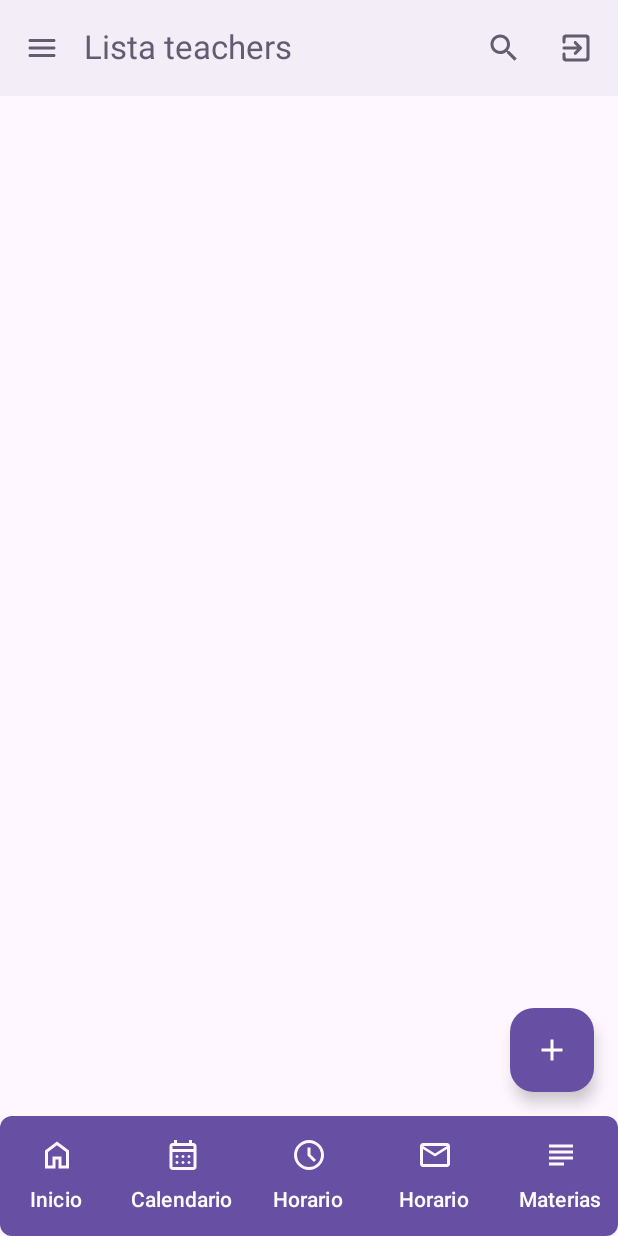
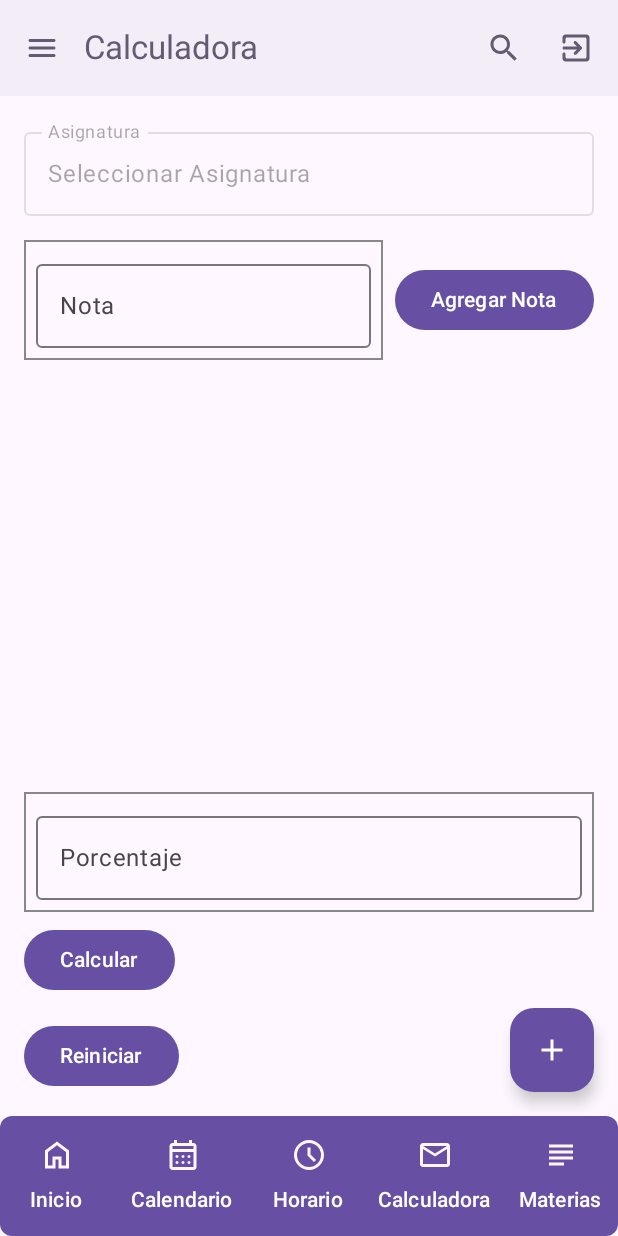
Before and after one commit to Jair-Delgado/Kuya-Yana-Mobile, an Android app built with Jetpack Compose: the KuyaYanaApp screen opened through its navigation route, item 4 of the bottom bar chosen, on a phone screen of 412 x 824 dp. Run offline under Robolectric (Android 15) with nearby library versions, the phone set to English and light mode, and no system bars; our stand-ins replace Firebase (no records; nobody signed in at launch, a user with empty details on screens opened directly), livedata-compose.

Commit message:
Calculadora

```diff
--- a/app/src/main/java/com/kuyayana/kuyayana/KuyaYanaMain.kt
+++ b/app/src/main/java/com/kuyayana/kuyayana/KuyaYanaMain.kt
@@ -60,6 +60,7 @@ import com.kuyayana.kuyayana.data.models.Category
 import com.kuyayana.kuyayana.data.models.Subject
 import com.kuyayana.kuyayana.data.repository.TeacherRepository
 import com.kuyayana.kuyayana.data.routes.KuyaYanaScreen
+import com.kuyayana.kuyayana.ui.view.CalculatorScreen
 import com.kuyayana.kuyayana.ui.view.CalendarScreen
 import com.kuyayana.kuyayana.ui.view.appBars.KuyaYanaNavigationBar
 import com.kuyayana.kuyayana.ui.view.appBars.KuyaYanaTopAppBar
@@ -162,6 +163,9 @@ fun KuyaYanaApp(
                            teacherViewModel = TeacherViewModel()
                        )
                     }
+                    composable(route = KuyaYanaScreen.Calculator.name){
+                        CalculatorScreen()
+                    }
                 }
                 Box(
                     modifier = Modifier
--- a/app/src/main/java/com/kuyayana/kuyayana/data/routes/Routes.kt
+++ b/app/src/main/java/com/kuyayana/kuyayana/data/routes/Routes.kt
@@ -13,5 +13,6 @@ enum class KuyaYanaScreen(val title: Int){
     Login(title = ( R.string.inicio)),
     Register(title = ( R.string.inicio)),
     Main(title = ( R.string.inicio)),
-    TeacherList(title = (R.string.lista_teachers))
+    TeacherList(title = (R.string.lista_teachers)),
+    Calculator(title = (R.string.Calculator))
 }
--- /dev/null
+++ b/app/src/main/java/com/kuyayana/kuyayana/ui/view/Calculator.kt
@@ -0,0 +1,247 @@
+package com.kuyayana.kuyayana.ui.view
+
+
+import androidx.compose.foundation.background
+import androidx.compose.foundation.border
+import androidx.compose.foundation.clickable
+import androidx.compose.foundation.gestures.Orientation
+import androidx.compose.foundation.gestures.scrollable
+import androidx.compose.foundation.layout.Arrangement
+import androidx.compose.foundation.layout.Box
+import androidx.compose.foundation.layout.Column
+import androidx.compose.foundation.layout.Row
+import androidx.compose.foundation.layout.Spacer
+import androidx.compose.foundation.layout.fillMaxSize
+import androidx.compose.foundation.layout.fillMaxWidth
+
+import androidx.compose.foundation.layout.height
+import androidx.compose.foundation.layout.padding
+import androidx.compose.foundation.layout.size
+import androidx.compose.foundation.layout.width
+import androidx.compose.foundation.lazy.LazyColumn
+import androidx.compose.foundation.lazy.LazyRow
+import androidx.compose.foundation.lazy.items
+import androidx.compose.foundation.rememberScrollState
+import androidx.compose.foundation.text.BasicTextField
+import androidx.compose.foundation.text.KeyboardOptions
+import androidx.compose.material.icons.Icons
+import androidx.compose.material.icons.filled.Delete
+import androidx.compose.material3.AlertDialog
+import androidx.compose.material3.Button
+import androidx.compose.material3.DropdownMenu
+import androidx.compose.material3.DropdownMenuItem
+import androidx.compose.material3.Icon
+import androidx.compose.material3.IconButton
+import androidx.compose.material3.OutlinedTextField
+import androidx.compose.material3.Text
+
+import androidx.compose.runtime.Composable
+import androidx.compose.runtime.collectAsState
+import androidx.compose.runtime.getValue
+
+import androidx.compose.runtime.mutableStateOf
+import androidx.compose.runtime.remember
+import androidx.compose.runtime.setValue
+import androidx.compose.ui.Alignment
+import androidx.compose.ui.Modifier
+import androidx.compose.ui.graphics.Color
+
+import androidx.compose.ui.text.input.KeyboardType
+import androidx.compose.ui.text.style.TextAlign
+import androidx.compose.ui.unit.dp
+import androidx.compose.ui.unit.sp
+import androidx.lifecycle.viewmodel.compose.viewModel
+import com.kuyayana.kuyayana.ui.viewmodel.TeacherViewModel
+
+
+
+@Composable
+fun CalculatorScreen(teacherViewModel: TeacherViewModel = viewModel()) {
+    val subjects by teacherViewModel.subjects.collectAsState()
+    var selectedSubject by remember { mutableStateOf(subjects.firstOrNull()) }
+    var notes by remember { mutableStateOf(listOf<Float>()) }
+    var newNote by remember { mutableStateOf("") }
+    var percentage by remember { mutableStateOf("") }
+    var average by remember { mutableStateOf<Float?>(null) }
+    var calculatedPercentage by remember { mutableStateOf<Float?>(null) }
+    var errorMessage by remember { mutableStateOf<String?>(null) }
+    var expanded by remember { mutableStateOf(false) }
+    var showResultDialog by remember { mutableStateOf(false) }
+
+    Column(
+        modifier = Modifier
+            .fillMaxSize()
+            .padding(16.dp)
+    ) {
+        // Dropdown menu for selecting subject
+        Box {
+            OutlinedTextField(
+                value = selectedSubject?.subjectName ?: "Seleccionar Asignatura",
+                onValueChange = {},
+                modifier = Modifier
+                    .fillMaxWidth()
+                    .clickable { expanded = true },
+                enabled = false,
+                readOnly = true,
+                label = { Text("Asignatura") }
+            )
+            DropdownMenu(
+                expanded = expanded,
+                onDismissRequest = { expanded = false }
+            ) {
+                subjects.forEach { subject ->
+                    DropdownMenuItem(
+                        text = { Text(subject.subjectName) },
+                        onClick = {
+                            selectedSubject = subject
+                            expanded = false
+                        }
+                    )
+                }
+            }
+        }
+
+        Spacer(modifier = Modifier.height(16.dp))
+
+        // Input for new note
+        Row(verticalAlignment = Alignment.CenterVertically) {
+            OutlinedTextField(
+                value = newNote,
+                onValueChange = { newNote = it },
+                label = { Text("Nota") },
+                modifier = Modifier
+                    .weight(1f)
+                    .border(1.dp, Color.Gray)
+                    .padding(8.dp),
+                keyboardOptions = KeyboardOptions.Default.copy(keyboardType = KeyboardType.Number)
+            )
+            Spacer(modifier = Modifier.width(8.dp))
+            Button(
+                onClick = {
+                    val noteValue = newNote.toFloatOrNull()
+                    if (noteValue != null) {
+                        notes = notes + noteValue
+                        newNote = ""
+                        errorMessage = null
+                    } else {
+                        errorMessage = "Nota inválida"
+                    }
+                }
+            ) {
+                Text("Agregar Nota")
+            }
+        }
+
+        Spacer(modifier = Modifier.height(16.dp))
+
+        // Display notes in squares
+        LazyRow(
+            modifier = Modifier
+                .weight(1f) // Allow space to expand and scroll
+                .padding(vertical = 8.dp)
+                .fillMaxWidth()
+                .scrollable(orientation = Orientation.Horizontal, state = rememberScrollState()),
+            horizontalArrangement = Arrangement.spacedBy(8.dp)
+        ) {
+            items(notes) { note ->
+                Box(
+                    modifier = Modifier
+                        .size(80.dp)
+                        .border(1.dp, Color.Gray)
+                        .padding(8.dp),
+                    contentAlignment = Alignment.Center
+                ) {
+                    Row(
+                        horizontalArrangement = Arrangement.SpaceBetween,
+                        verticalAlignment = Alignment.CenterVertically
+                    ) {
+                        Text("Nota: ${note}", textAlign = TextAlign.Center)
+                        IconButton(onClick = {
+                            notes = notes - note
+                        }) {
+                            Icon(imageVector = Icons.Default.Delete, contentDescription = "Eliminar Nota")
+                        }
+                    }
+                }
+            }
+        }
+
+        // Input for percentage
+        Row(verticalAlignment = Alignment.CenterVertically) {
+            OutlinedTextField(
+                value = percentage,
+                onValueChange = { percentage = it },
+                label = { Text("Porcentaje") },
+                modifier = Modifier
+                    .weight(1f)
+                    .border(1.dp, Color.Gray)
+                    .padding(8.dp),
+                keyboardOptions = KeyboardOptions.Default.copy(keyboardType = KeyboardType.Number)
+            )
+        }
+
+        Spacer(modifier = Modifier.height(8.dp))
+
+        // Calculate button
+        Button(
+            onClick = {
+                try {
+                    val avg = if (notes.isNotEmpty()) notes.average().toFloat() else 0f
+                    val perc = percentage.toFloatOrNull() ?: 0f
+                    average = avg
+                    calculatedPercentage = avg * perc / 100
+                    errorMessage = null
+                    showResultDialog = true // Show dialog with results
+                } catch (e: Exception) {
+                    errorMessage = "Error en el cálculo"
+                }
+            }
+        ) {
+            Text("Calcular")
+        }
+
+        // Display error message
+        errorMessage?.let {
+            Text(it, color = Color.Red, fontSize = 16.sp)
+        }
+
+        Spacer(modifier = Modifier.height(16.dp))
+
+        // Reset button
+        Button(onClick = {
+            notes = emptyList()
+            newNote = ""
+            percentage = ""
+            average = null
+            calculatedPercentage = null
+            errorMessage = null
+        }) {
+            Text("Reiniciar")
+        }
+    }
+
+    // Dialog for showing results
+    if (showResultDialog) {
+        AlertDialog(
+            onDismissRequest = { showResultDialog = false },
+            title = { Text("Resultados") },
+            text = {
+                Column {
+                    average?.let {
+                        Text("Promedio: ${String.format("%.2f", it)}", fontSize = 20.sp)
+                    }
+                    calculatedPercentage?.let {
+                        Text("Nota Calculada: ${String.format("%.2f", it)}", fontSize = 20.sp)
+                    }
+                }
+            },
+            confirmButton = {
+                Button(
+                    onClick = { showResultDialog = false }
+                ) {
+                    Text("Aceptar")
+                }
+            }
+        )
+    }
+}
--- a/app/src/main/java/com/kuyayana/kuyayana/ui/view/appBars/ButtonNavigationBar.kt
+++ b/app/src/main/java/com/kuyayana/kuyayana/ui/view/appBars/ButtonNavigationBar.kt
@@ -79,12 +79,12 @@ fun KuyaYanaNavigationBar(
                 tint = MaterialTheme.colorScheme.surface
             )},
             label = { Text(
-                stringResource(id = R.string.horario),
+                stringResource(id = R.string.Calculator),
                 color = Color.White,
                 style = MaterialTheme.typography.labelLarge
             ) },
             selected = false,
-            onClick = { navController.navigate(KuyaYanaScreen.TeacherList.name) }
+            onClick = { navController.navigate(KuyaYanaScreen.Calculator.name) }
         )
         NavigationBarItem(
             icon = {Icon(
--- a/app/src/main/res/values/strings.xml
+++ b/app/src/main/res/values/strings.xml
@@ -15,4 +15,6 @@
     <string name="pass">Contraseña</string>
     <string name="cerrando_sesion">Cerrando Sesion</string>
     <string name="lista_teachers">Lista teachers</string>
+    <string name="Calculator">Calculadora</string>
+
 </resources>
```
